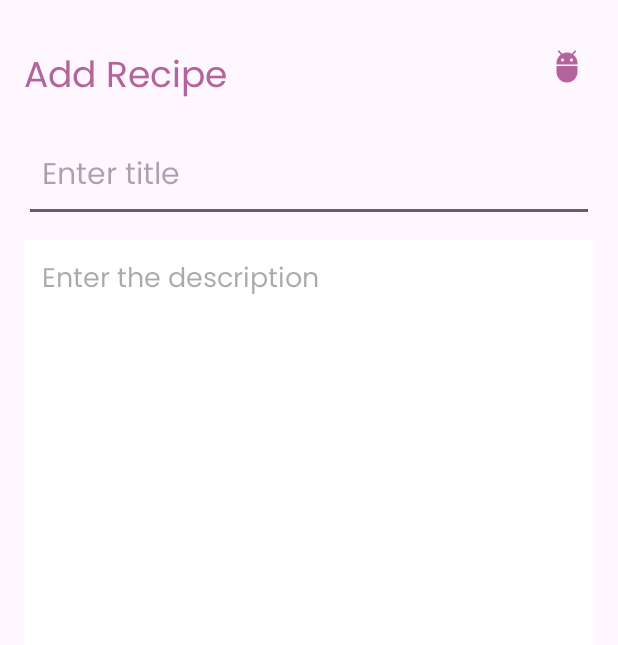
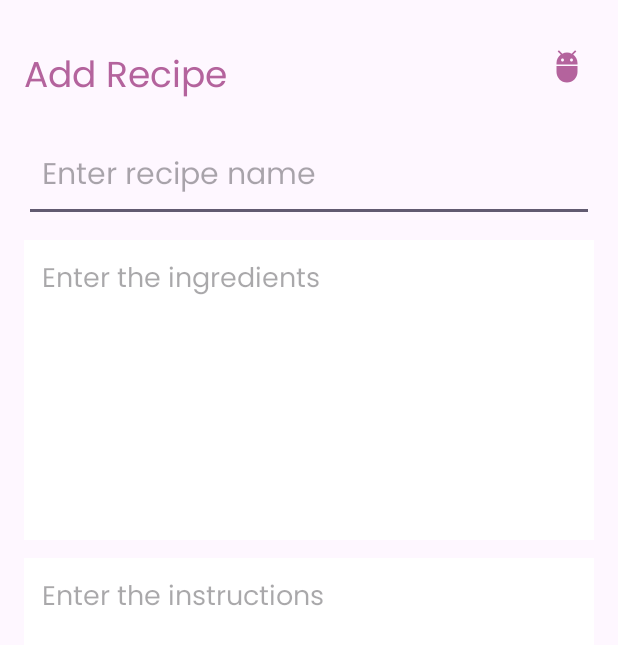
Before and after one commit to Jeancharfan83/Practica1, an Android app: the AddRecipeActivity screen opened directly, with no data from a screen before it, on a phone screen of 412 x 824 dp. Shown: the top 645 px of the screen. Run offline under Robolectric (Android 15) with nearby library versions, the phone set to English and light mode, and no system bars.

Commit message:
First steps, the first 2 views have been created, the database has been created and a recipe has been loaded

```diff
--- a/app/build.gradle.kts
+++ b/app/build.gradle.kts
@@ -5,12 +5,12 @@ plugins {
 
 android {
     namespace = "com.example.recetasapp"
-    compileSdk = 34
+    compileSdk = 35
 
     defaultConfig {
         applicationId = "com.example.recetasapp"
         minSdk = 24
-        targetSdk = 34
+        targetSdk = 35
         versionCode = 1
         versionName = "1.0"
 
--- a/app/src/main/java/com/example/recetasapp/AddRecipeActivity.kt
+++ b/app/src/main/java/com/example/recetasapp/AddRecipeActivity.kt
@@ -1,20 +1,43 @@
 package com.example.recetasapp
 
 import android.os.Bundle
+import android.widget.Toast
 import androidx.activity.enableEdgeToEdge
 import androidx.appcompat.app.AppCompatActivity
 import androidx.core.view.ViewCompat
 import androidx.core.view.WindowInsetsCompat
+import com.example.recetasapp.databinding.ActivityAddRecipeBinding
+import com.example.recetasapp.databinding.ActivityMainBinding
 
 class AddRecipeActivity : AppCompatActivity() {
+
+
+    private lateinit var  binding: ActivityAddRecipeBinding
+    private lateinit var db: RecipeDatabaseHelper
+
     override fun onCreate(savedInstanceState: Bundle?) {
         super.onCreate(savedInstanceState)
         enableEdgeToEdge()
         setContentView(R.layout.activity_add_recipe)
-        ViewCompat.setOnApplyWindowInsetsListener(findViewById(R.id.main)) { v, insets ->
+        ViewCompat.setOnApplyWindowInsetsListener(findViewById(R.id.recip)) { v, insets ->
             val systemBars = insets.getInsets(WindowInsetsCompat.Type.systemBars())
             v.setPadding(systemBars.left, systemBars.top, systemBars.right, systemBars.bottom)
             insets
         }
+
+        binding=ActivityAddRecipeBinding.inflate(layoutInflater)
+        setContentView(binding.root)
+
+
+        db= RecipeDatabaseHelper(this)
+        binding.saveButton.setOnClickListener{
+            val name= binding.nameEditText.text.toString()
+            val ingredients= binding.ingredientsEditText.text.toString()
+            val instructions= binding.instructionsEditText.text.toString()
+            val recipe= Recipe(0,name,ingredients,instructions)
+            db.insertRecipes(recipe)
+            finish()
+            Toast.makeText(this, "Recipe Saved", Toast.LENGTH_SHORT).show()
+        }
     }
 }
--- /dev/null
+++ b/app/src/main/java/com/example/recetasapp/Recipe.kt
@@ -0,0 +1,3 @@
+package com.example.recetasapp
+
+data class Recipe(val id: Int, val name:String, val ingredients: String, val instructions: String)
--- a/app/src/main/res/layout/activity_add_recipe.xml
+++ b/app/src/main/res/layout/activity_add_recipe.xml
@@ -2,6 +2,7 @@
 <RelativeLayout
     xmlns:android="http://schemas.android.com/apk/res/android"
     xmlns:tools="http://schemas.android.com/tools"
+    android:id="@+id/recip"
     android:layout_width="match_parent"
     android:layout_height="match_parent"
     android:orientation="vertical"
@@ -29,10 +30,10 @@
         android:layout_marginEnd="6dp"/>
 
     <EditText
-        android:id="@+id/titleEditText"
+        android:id="@+id/nameEditText"
         android:layout_width="match_parent"
         android:layout_height="60dp"
-        android:hint="Enter title"
+        android:hint="Enter recipe name"
         android:padding="12dp"
         android:textSize="20sp"
         android:layout_below="@id/addRecipeHeading"
@@ -40,16 +41,28 @@
         android:maxLines="1"
         android:fontFamily="@font/poppins"/>
     <EditText
-        android:id="@+id/contentEditText"
+        android:id="@+id/ingredientsEditText"
         android:layout_width="match_parent"
-        android:layout_height="match_parent"
-        android:hint="Enter the description"
+        android:layout_height="200dp"
+        android:hint="Enter the ingredients"
         android:gravity="top"
         android:padding="12dp"
         android:textSize="18sp"
         android:fontFamily="@font/poppins"
         android:background="@color/white"
-        android:layout_below="@id/titleEditText"
+        android:layout_below="@id/nameEditText"
+        android:layout_marginTop="12dp"/>
+    <EditText
+        android:id="@+id/instructionsEditText"
+        android:layout_width="match_parent"
+        android:layout_height="match_parent"
+        android:hint="Enter the instructions"
+        android:gravity="top"
+        android:padding="12dp"
+        android:textSize="18sp"
+        android:fontFamily="@font/poppins"
+        android:background="@color/white"
+        android:layout_below="@id/ingredientsEditText"
         android:layout_marginTop="12dp"/>
 
 
--- a/app/src/main/res/layout/activity_main.xml
+++ b/app/src/main/res/layout/activity_main.xml
@@ -1,11 +1,12 @@
- <?xml version="1.0" encoding="utf-8"?>
+<?xml version="1.0" encoding="utf-8"?>
 <RelativeLayout
     xmlns:android="http://schemas.android.com/apk/res/android"
     xmlns:app="http://schemas.android.com/apk/res-auto"
     xmlns:tools="http://schemas.android.com/tools"
     android:layout_width="match_parent"
     android:layout_height="match_parent"
-    tools:context=".MainActivity">
+    tools:context=".MainActivity"
+    android:backgroundTint="@color/rose">
 
     <com.google.android.material.floatingactionbutton.FloatingActionButton
         android:id="@+id/addButton"
```
Also changed, not shown: app/src/main/java/com/example/recetasapp/MainActivity.kt (+18 -5 lines), app/src/main/java/com/example/recetasapp/RecipeDatabaseHelper.kt (added, +47 -0 lines), app/src/main/java/com/example/recetasapp/RetrofitProvider.kt (deleted, +0 -17 lines).
